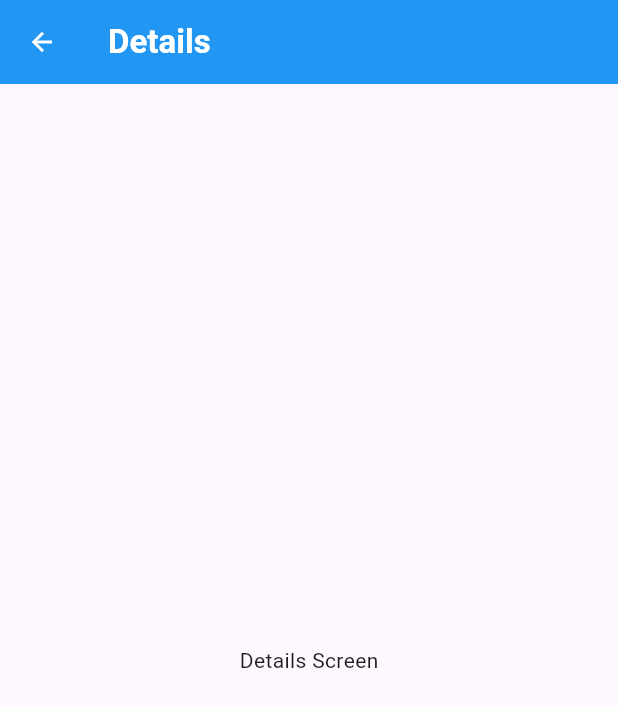
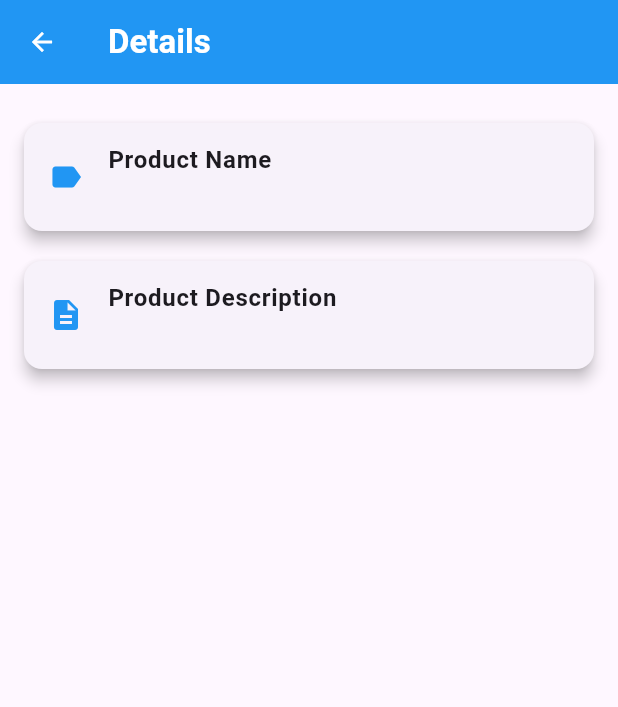
Before and after one commit to IreshEranga/Stateful_Widgets, a Flutter app: the screen it shows after launch, after a tap on "SUBMIT FORM", on a phone screen of 412 x 824 dp. Shown: the top 707 px of the screen. Run offline on Flutter 3.47's test engine with Material 3 defaults, Android fonts, the phone set to English and light mode, and no system bars.

Commit message:
check box

```diff
--- a/lib/details.dart
+++ b/lib/details.dart
@@ -1,7 +1,14 @@
 import 'package:flutter/material.dart';
 
 class DetailsForm extends StatelessWidget {
-  const DetailsForm({super.key});
+  final String productName;
+  final String productDescription;
+
+  const DetailsForm({
+    super.key,
+    required this.productName,
+    required this.productDescription,
+  });
 
   @override
   Widget build(BuildContext context) {
@@ -13,14 +20,42 @@ class DetailsForm extends StatelessWidget {
           style: TextStyle(color: Colors.white, fontWeight: FontWeight.bold),
         ),
         leading: IconButton(
-          icon: Icon(Icons.arrow_back,color: Colors.white,size: 20.0,),
+          icon: Icon(Icons.arrow_back, color: Colors.white, size: 20.0),
           onPressed: () {
             Navigator.pop(context);
           },
         ),
       ),
-      body: Center(
-        child: Text("Details Screen"),
+      body: Padding(
+        padding: const EdgeInsets.all(16.0),
+        child: ListView(
+          children: [
+            Card(
+              elevation: 4,
+              margin: const EdgeInsets.symmetric(vertical: 10),
+              child: ListTile(
+                leading: Icon(Icons.label, color: Colors.blue),
+                title: Text(
+                  "Product Name",
+                  style: TextStyle(fontWeight: FontWeight.bold),
+                ),
+                subtitle: Text(productName),
+              ),
+            ),
+            Card(
+              elevation: 4,
+              margin: const EdgeInsets.symmetric(vertical: 10),
+              child: ListTile(
+                leading: Icon(Icons.description, color: Colors.blue),
+                title: Text(
+                  "Product Description",
+                  style: TextStyle(fontWeight: FontWeight.bold),
+                ),
+                subtitle: Text(productDescription),
+              ),
+            ),
+          ],
+        ),
       ),
     );
   }
--- a/lib/form.dart
+++ b/lib/form.dart
@@ -9,6 +9,17 @@ class MyForm extends StatefulWidget {
 }
 
 class _MyFormState extends State<MyForm> {
+  final _productController = TextEditingController();
+  final _productDesController = TextEditingController();
+  bool? _checkBox, _listTileCheckBox = false;
+
+  @override
+  void dispose() {
+    _productController.dispose();
+    _productDesController.dispose();
+    super.dispose();
+  }
+
   @override
   Widget build(BuildContext context) {
     return Scaffold(
@@ -20,20 +31,82 @@ class _MyFormState extends State<MyForm> {
         centerTitle: true,
         backgroundColor: Colors.blue,
       ),
-      body: Center(
-        child: OutlinedButton(
-          style: OutlinedButton.styleFrom(
-            minimumSize: const Size(200, 50),
+      body: Padding(
+        padding: EdgeInsets.all(20.0),
+        child: ListView(
+          children: [
+            TextFormField(
+              controller: _productController,
+              decoration: InputDecoration(
+                labelText: 'Product Name',
+                prefixIcon: Icon(Icons.label),
+                border: OutlineInputBorder(),
               ),
+            ),
+            SizedBox(height: 20),
+            TextFormField(
+              controller: _productDesController,
+              decoration: InputDecoration(
+                labelText: 'Product Description',
+                prefixIcon: Icon(Icons.description),
+                border: OutlineInputBorder(),
+              ),
+            ),
+            SizedBox(height: 20),
+            OutlinedButton(
+              style: OutlinedButton.styleFrom(minimumSize: const Size(200, 50)),
               onPressed: () {
-            Navigator.push(context, MaterialPageRoute(builder: (context) {
-              return DetailsForm(); // Navigate to DetailsForm
-            }));
+                Navigator.push(
+                  context,
+                  MaterialPageRoute(
+                    builder: (context) {
+                      return DetailsForm(
+                        productName: _productController.text,
+                        productDescription: _productDesController.text,
+                      );
+                    },
+                  ),
+                );
               },
               child: Text(
                 "Submit Form".toUpperCase(),
-            style: TextStyle(fontWeight: FontWeight.bold),
+                style: const TextStyle(
+                    fontWeight: FontWeight.bold, color: Colors.deepPurple),
               ),
+            ),
+
+            //two types of check boxes
+
+            //1.checkBox
+            Checkbox(
+                tristate: true,
+                checkColor: Colors.white,
+                activeColor: Colors.purple,
+                value: _checkBox,
+                onChanged: (val) {
+                  setState(() {
+                    _checkBox = val;
+                  });
+                }),
+
+            //2. check box list tile
+            CheckboxListTile(
+              checkColor: Colors.white,
+              activeColor: Colors.purple,
+              title: Text("Top Product"),
+              tristate: true,
+              value: _listTileCheckBox,
+              onChanged: (val) {
+                setState(
+                  () {
+                    _listTileCheckBox = val;
+                  },
+                );
+              },
+              //leading check box
+              controlAffinity: ListTileControlAffinity.leading,
+            ),
+          ],
         ),
       ),
     );
```
Lines whose indentation alone changed are shown as unchanged.
